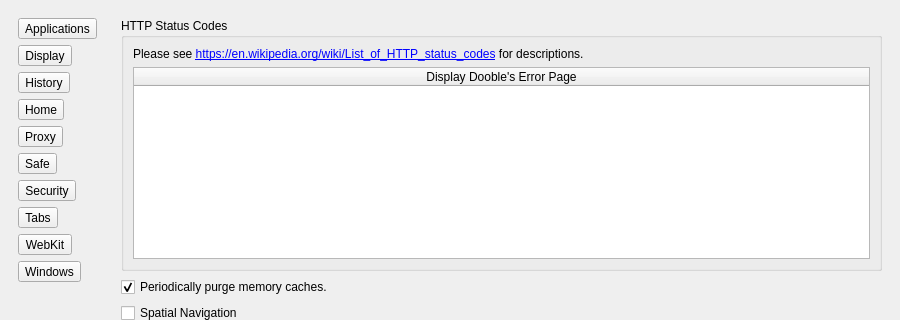
Qt form Version 1.x/UI/dsettings.ui (textbrowser/dooble) before a commit; both pictures show x 0 to 900 and y 0 to 320 of the 900 by 600 pixel window.
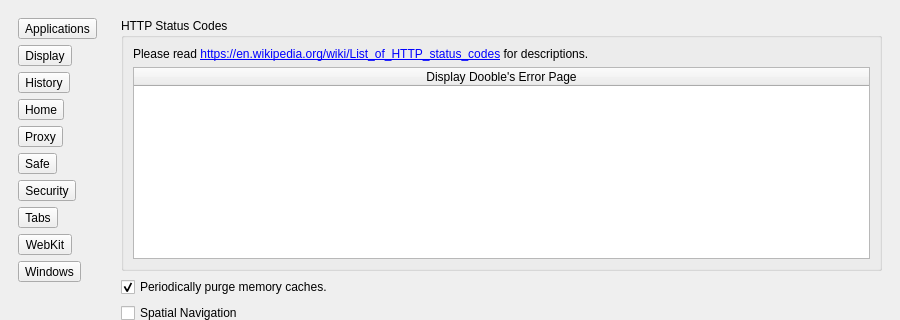
The same form after that commit. The open tabs and pages were chosen to show the change. Custom widgets are drawn as their Qt base class.

The edit to the form file:
```diff
--- a/Version 1.x/UI/dsettings.ui
+++ b/Version 1.x/UI/dsettings.ui
@@ -4298,7 +4298,7 @@
              <item>
               <widget class="QLabel" name="label_82">
                <property name="text">
-                <string>Please see &lt;a href=&quot;https://en.wikipedia.org/wiki/List_of_HTTP_status_codes&quot;&gt;https://en.wikipedia.org/wiki/List_of_HTTP_status_codes&lt;/a&gt; for descriptions.</string>
+                <string>&lt;html&gt;&lt;head/&gt;&lt;body&gt;&lt;p&gt;Please read &lt;a href=&quot;https://en.wikipedia.org/wiki/List_of_HTTP_status_codes&quot;&gt;&lt;span style=&quot; text-decoration: underline; color:#0000ff;&quot;&gt;https://en.wikipedia.org/wiki/List_of_HTTP_status_codes&lt;/span&gt;&lt;/a&gt; for descriptions.&lt;/p&gt;&lt;/body&gt;&lt;/html&gt;</string>
                </property>
                <property name="openExternalLinks">
                 <bool>true</bool>
```
